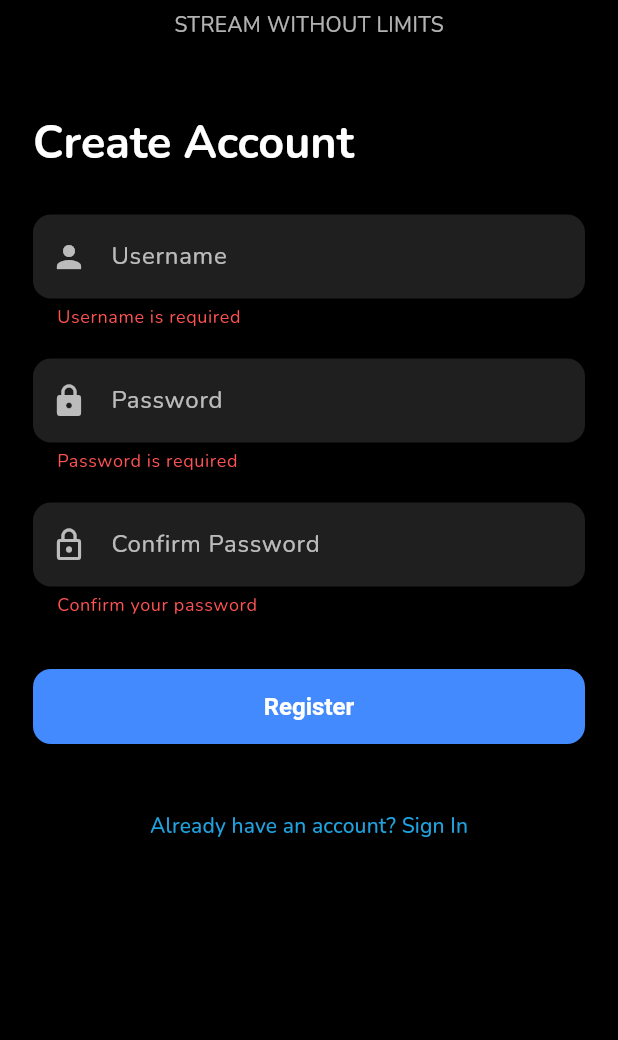
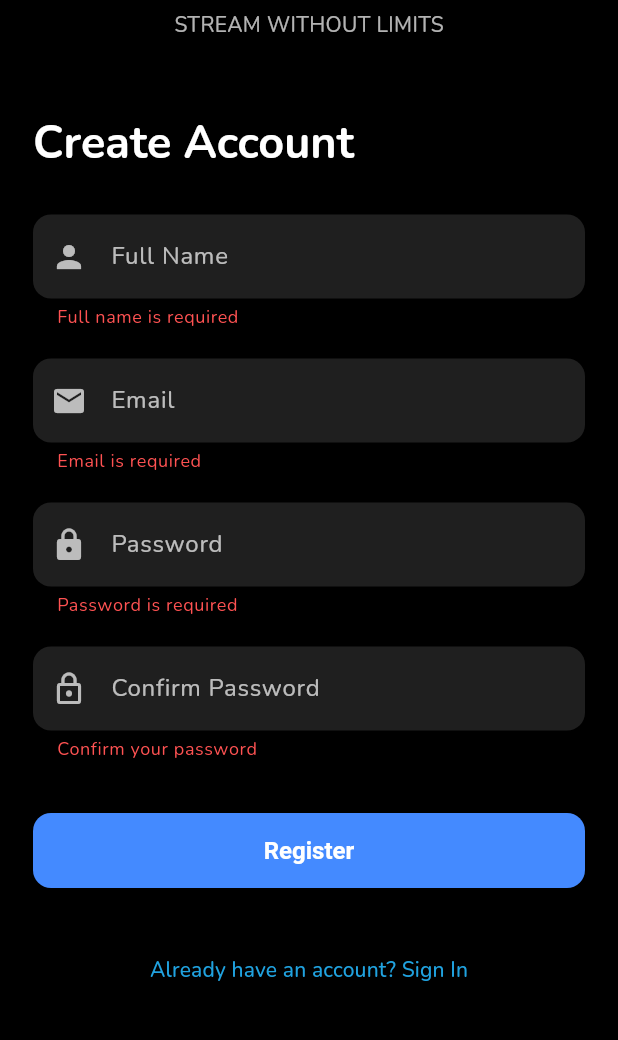
Before and after one commit to sworupfuyal/cine_stream, a Flutter app: the SignupScreen screen opened by its route, after a tap on "Register", on a phone screen of 412 x 824 dp, the part 129-1169 px from its top. Run offline on Flutter 3.47's test engine with Material 3 defaults, Android fonts, the light colour scheme and no system bars; our stand-ins replace connectivity_plus, dartz, dio, equatable, flutter_riverpod, flutter_secure_storage and 2 more; missing offline and left inert: dio_smart_retry; accounts and stored records are empty.

Commit message:
refactored screen requirements for signup

```diff
--- a/lib/features/auth/presentation/pages/signup_screen.dart
+++ b/lib/features/auth/presentation/pages/signup_screen.dart
@@ -17,15 +17,24 @@
   // Form key
   final _formKey = GlobalKey<FormState>();
 
+  // ScaffoldMessenger key for safe snackbar access
+  final _scaffoldMessengerKey = GlobalKey<ScaffoldMessengerState>();
+
   // Text controllers
   late final TextEditingController usernameController;
+  late final TextEditingController emailController;
   late final TextEditingController passwordController;
   late final TextEditingController confirmPasswordController;
+
+  // Track if we've already handled the success to prevent duplicate actions
+  bool _hasHandledSuccess = false;
+  bool _isNavigating = false;
 
   @override
   void initState() {
     super.initState();
     usernameController = TextEditingController();
+    emailController = TextEditingController();
     passwordController = TextEditingController();
     confirmPasswordController = TextEditingController();
   }
@@ -33,64 +42,76 @@
   @override
   void dispose() {
     usernameController.dispose();
+    emailController.dispose();
     passwordController.dispose();
     confirmPasswordController.dispose();
     super.dispose();
   }
 
-  // Signup handler - synchronous wrapper
+  // Signup handler
   void handleSignup() {
+    // Reset the success flag when starting a new registration
+    _hasHandledSuccess = false;
+
     if (!_formKey.currentState!.validate()) return;
 
-    // Call async method without awaiting
     ref.read(authViewModelProvider.notifier).register(
-      userName: usernameController.text.trim(),
+      fullName: usernameController.text.trim(),
+      email: emailController.text.trim(),
       password: passwordController.text.trim(),
+      confirmPassword: confirmPasswordController.text.trim(),
     );
   }
 
-  // Show snackbar safely
-  void _showSnackBar(String message, Color backgroundColor) {
-    if (!mounted) return;
+  void _handleSuccess() {
+    // Prevent duplicate handling
+    if (_hasHandledSuccess || _isNavigating) return;
+    _hasHandledSuccess = true;
+    _isNavigating = true;
 
-    WidgetsBinding.instance.addPostFrameCallback((_) {
+    // Use the ScaffoldMessenger key directly
+    _scaffoldMessengerKey.currentState?.showSnackBar(
+      const SnackBar(
+        content: Text("Account created successfully"),
+        backgroundColor: Colors.green,
+        duration: Duration(milliseconds: 1500),
+      ),
+    );
+
+    // Navigate after a short delay
+    Future.delayed(const Duration(milliseconds: 800), () {
       if (!mounted) return;
-      ScaffoldMessenger.of(context).showSnackBar(
-        SnackBar(
-          content: Text(message),
-          backgroundColor: backgroundColor,
-        ),
-      );
+      Navigator.pushReplacementNamed(context, "/signin");
     });
   }
 
-  // Navigate safely
-  void _navigateToSignIn() {
-    if (!mounted) return;
+  void _handleError(String message) {
+    // Don't show error if we're already navigating away
+    if (_isNavigating) return;
 
-    WidgetsBinding.instance.addPostFrameCallback((_) {
-      if (mounted) {
-        Navigator.pushReplacementNamed(context, "/signin");
-      }
-    });
+    // Use the ScaffoldMessenger key directly
+    _scaffoldMessengerKey.currentState?.showSnackBar(
+      SnackBar(
+        content: Text(message),
+        backgroundColor: Colors.red,
+        duration: const Duration(seconds: 3),
+      ),
+    );
   }
 
   @override
   Widget build(BuildContext context) {
-    // Listen to auth state changes safely
+    // Listen to auth state changes
     ref.listen<AuthState>(
       authViewModelProvider,
       (previous, next) {
+
+          print('Auth Status Changed: ${next.status}'); // Add this
+          print('Error Message: ${next.errorMessage}');
         if (next.status == AuthStatus.registered) {
-          _showSnackBar("Account created successfully", Colors.green);
-          _navigateToSignIn();
-        }
-
-        if (next.status == AuthStatus.error) {
-          _showSnackBar(
-            next.errorMessage ?? "Registration failed",
-            Colors.red,
-          );
+          _handleSuccess();
+        } else if (next.status == AuthStatus.error) {
+          _handleError(next.errorMessage ?? "Registration failed");
         }
       },
     );
@@ -99,8 +120,10 @@
     final authState = ref.watch(authViewModelProvider);
     final isLoading = authState.status == AuthStatus.loading;
 
-    return Scaffold(
-      body: SafeArea(
+    return ScaffoldMessenger(
+      key: _scaffoldMessengerKey,
+      child: Scaffold(
+        body: SafeArea(
         child: Stack(
           children: [
             AbsorbPointer(
@@ -140,13 +163,24 @@
 
                       const SizedBox(height: 30),
 
-                      // Username
+                      // Full Name
                       AppTextField(
                         controller: usernameController,
-                        label: "Username",
+                        label: "Full Name",
                         icon: Icons.person,
                         validator: (v) =>
-                            v == null || v.isEmpty ? "Username is required" : null,
+                            v == null || v.isEmpty ? "Full name is required" : null,
+                      ),
+
+                      const SizedBox(height: 20),
+
+                      // Email
+                      AppTextField(
+                        controller: emailController,
+                        label: "Email",
+                        icon: Icons.email,
+                        validator: (v) =>
+                            v == null || v.isEmpty ? "Email is required" : null,
                       ),
 
                       const SizedBox(height: 20),
@@ -219,6 +253,6 @@
           ],
         ),
       ),
-    );
+    ));
   }
 }
```
